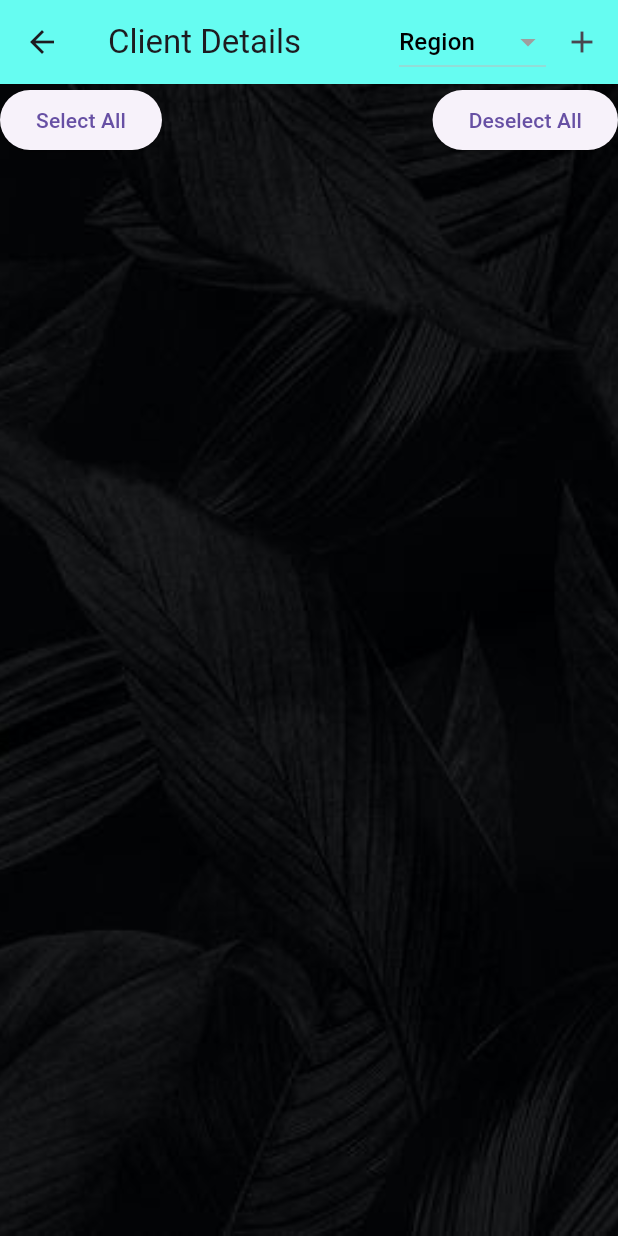
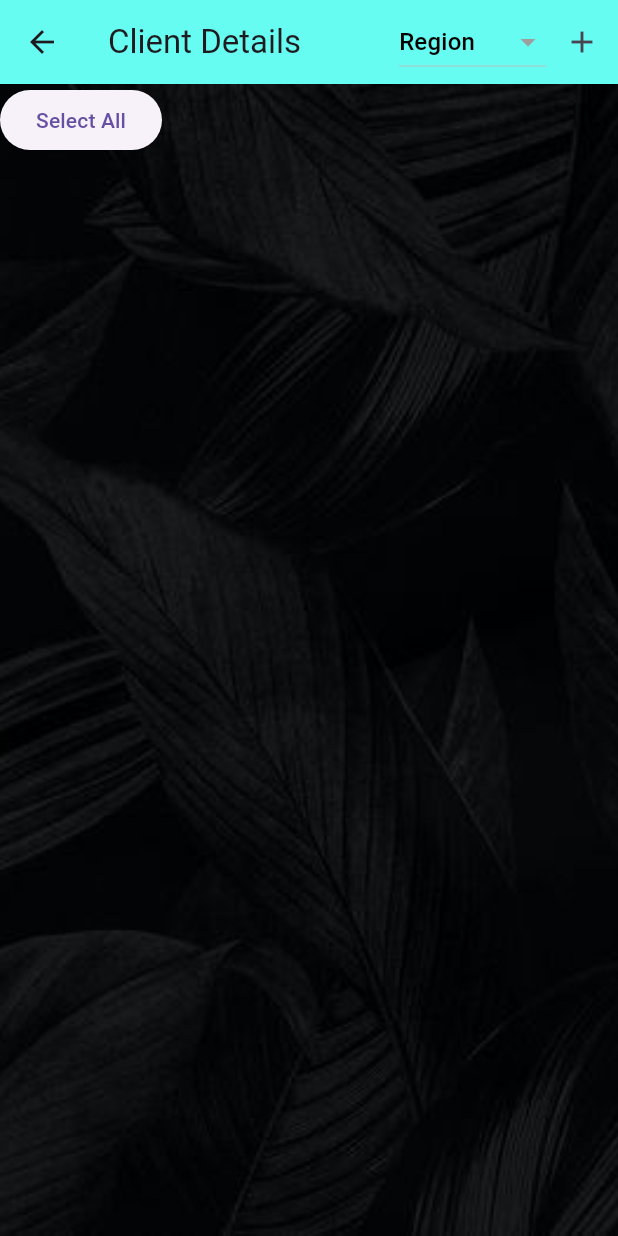
Before and after one commit to chandaanucc/FILESHARE, a Flutter app: the ShopOwnerPage screen opened directly, after a tap on "Select All", after a tap on "Deselect All", on a phone screen of 412 x 824 dp. Run offline on Flutter 3.47's test engine with Material 3 defaults, Android fonts, the light colour scheme and no system bars; our stand-ins replace file_picker; missing offline and left inert: flutter_pdfview, flutter_windowmanager; network calls fail.

Commit message:
select and deselect button solved

```diff
--- a/lib/dashboard/shopownerscreen.dart
+++ b/lib/dashboard/shopownerscreen.dart
@@ -53,6 +53,10 @@ class _ShopOwnerPageState extends State<ShopOwnerPage> {
     'Bangalore',
     'Mumbai',
   ];
+
+  bool _isAllSelected = false;
+
+
 
   @override
   void initState() {
@@ -134,6 +138,8 @@ class _ShopOwnerPageState extends State<ShopOwnerPage> {
     }
   }
 
+
+
   Future<void> _showShareConfirmationDialog(List<Client> clients) async {
     final clientCount = clients.length;
     final clientEmails = clients.map((client) => client.mail).whereType<String>().join(', ');
@@ -203,14 +209,25 @@ class _ShopOwnerPageState extends State<ShopOwnerPage> {
     }
   }
 
-  void _selectAllClients(bool selectAll) {
+  // void _selectAllClients(bool selectAll) {
+  //   setState(() {
+  //     _checkboxStatus = {
+  //       for (var client in _filteredClients)
+  //         client.id: selectAll,
+  //     };
+  //   });
+
+  // }
+
+
+  void _toggleSelectAll() {
     setState(() {
+      _isAllSelected = !_isAllSelected;
       _checkboxStatus = {
         for (var client in _filteredClients)
-          client.id: selectAll,
+          client.id: _isAllSelected,
       };
     });
-
   }
 
   @override
@@ -276,17 +293,18 @@ class _ShopOwnerPageState extends State<ShopOwnerPage> {
                   mainAxisAlignment: MainAxisAlignment.spaceBetween,
                   children: [
                     ElevatedButton(
-                      onPressed: () {
-                        _selectAllClients(true);
-                      },
-                      child: const Text('Select All'),
+                      onPressed: _toggleSelectAll,
+                      child: Text(_isAllSelected ? 'Deselect All' : 'Select All'),
+
+
                     ),
-                    ElevatedButton(
-                      onPressed: () {
-                        _selectAllClients(false);
-                      },
-                      child: const Text('Deselect All'),
-                    ),
+
+
+
+
+
+
+
                     if (_checkboxStatus.containsValue(true)) // Show Share button if any client is selected
                       ElevatedButton(
                         onPressed: () {
```
